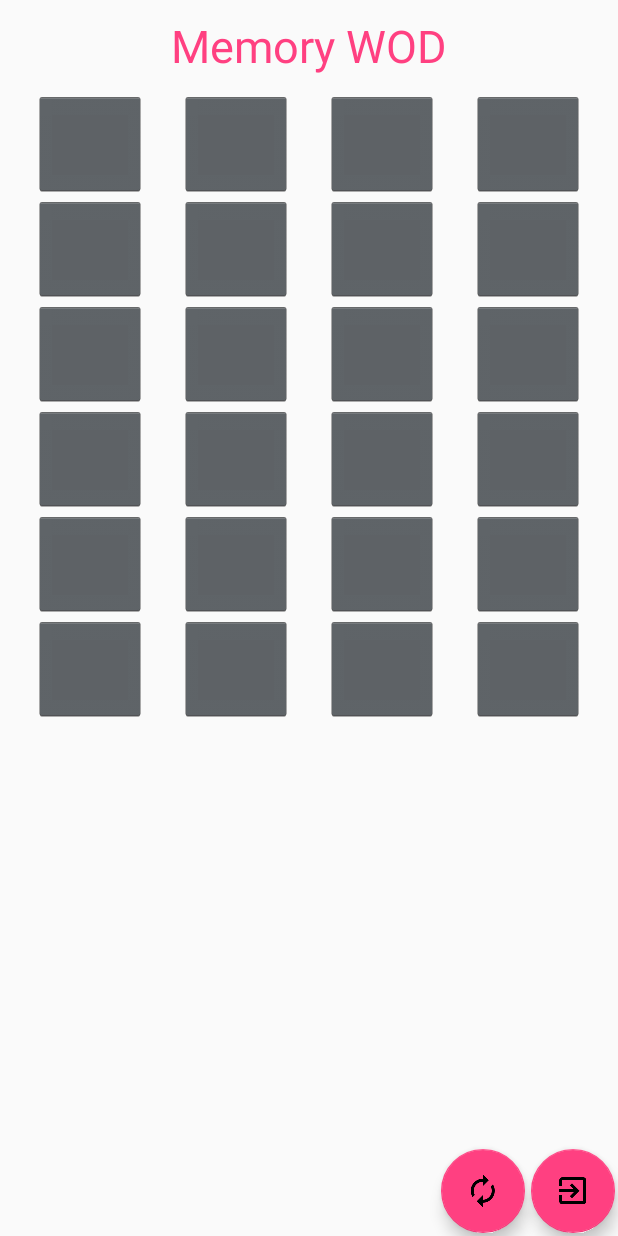
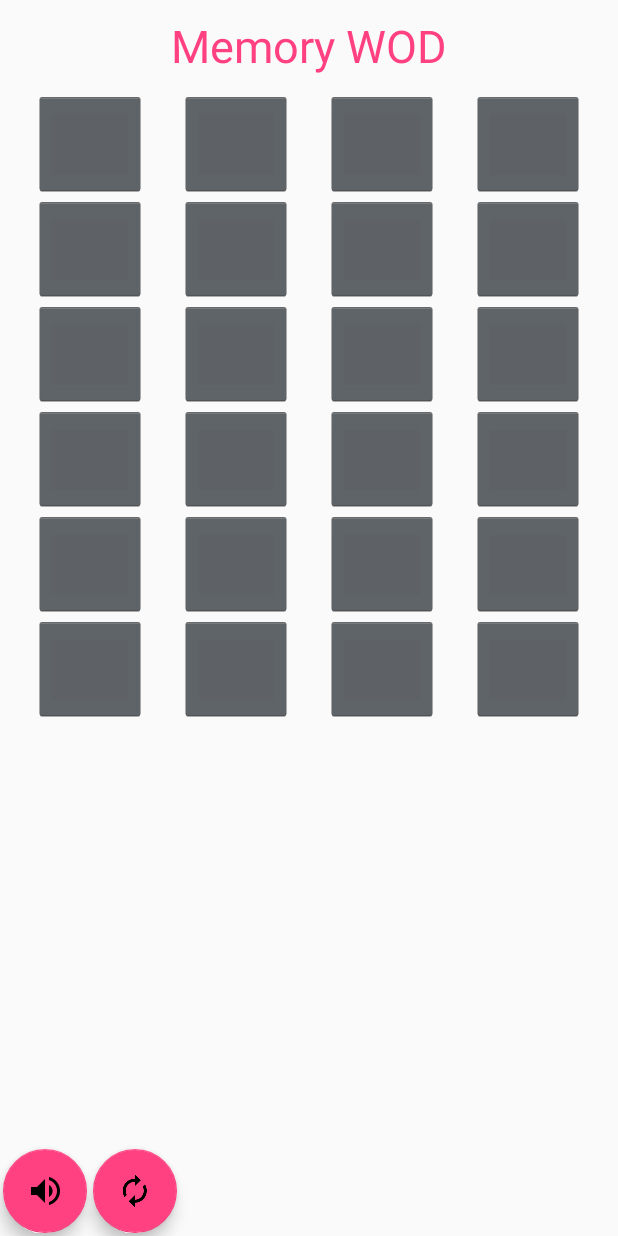
Before and after one commit to uncopyrightedapps/games-memory-wod, an Android app: the screen it shows after launch (PlayGameActivity), on a phone screen of 412 x 824 dp. Run offline under Robolectric (Android 15) with nearby library versions, the light colour scheme and no system bars.

Commit message:
Added button to turn music on/off

```diff
--- a/app/src/main/java/org/uncopyrightedapps/games/memory_wod/PlayGameActivity.java
+++ b/app/src/main/java/org/uncopyrightedapps/games/memory_wod/PlayGameActivity.java
@@ -14,6 +14,7 @@ public class PlayGameActivity extends AppCompatActivity {
     private GridView gridview;
     private GameEngine mEngine;
     private MediaPlayer mMediaPlayer;
+    private boolean mSoundOn = true;
 
     @Override
     protected void onCreate(Bundle savedInstanceState) {
@@ -30,6 +31,7 @@ public class PlayGameActivity extends AppCompatActivity {
         setAdapter();
 
         FloatingActionButton restartButton = (FloatingActionButton) findViewById(R.id.restartButton);
+        final FloatingActionButton soundButton = (FloatingActionButton) findViewById(R.id.soundButton);
 
         restartButton.setOnClickListener(new View.OnClickListener() {
             @Override
@@ -38,6 +40,23 @@ public class PlayGameActivity extends AppCompatActivity {
                 setAdapter();
             }
         });
+
+        soundButton.setOnClickListener(new View.OnClickListener() {
+            @Override
+            public void onClick(View v) {
+                if (mSoundOn) {
+                    mMediaPlayer.pause();
+                    mSoundOn = false;
+                    soundButton.setImageResource(R.drawable.ic_volume_off_black_24dp);
+                } else {
+                    mMediaPlayer.start();
+                    mSoundOn = true;
+                    soundButton.setImageResource(R.drawable.ic_volume_up_black_24dp);
+
+                }
+            }
+        });
+
 
         this.mMediaPlayer = MediaPlayer.create(this, R.raw.song1);
         this.mMediaPlayer.setLooping(true);
--- a/app/src/main/res/layout/activity_play_game.xml
+++ b/app/src/main/res/layout/activity_play_game.xml
@@ -31,11 +31,11 @@
         android:layout_width="wrap_content"
         android:layout_height="wrap_content"
         android:layout_alignParentBottom="true"
-        android:layout_alignParentRight="true"
+        android:layout_alignParentStart="true"
         android:layout_margin="2dp"
         android:clickable="true"
-        android:id="@+id/exitButton"
-        android:src="@drawable/ic_exit_to_app_black_24dp" />
+        android:id="@+id/soundButton"
+        android:src="@drawable/ic_volume_up_black_24dp" />
 
     <android.support.design.widget.FloatingActionButton
         android:layout_width="wrap_content"
@@ -43,7 +43,7 @@
         android:layout_alignParentBottom="true"
         android:layout_margin="2dp"
         android:id="@+id/restartButton"
-        android:layout_toStartOf="@id/exitButton"
+        android:layout_toEndOf="@id/soundButton"
         android:clickable="true"
         android:src="@drawable/ic_autorenew_black_24dp" />
 
```
Also changed, not shown: app/src/main/res/drawable-hdpi/ic_volume_off_black_24dp.png (added), app/src/main/res/drawable-hdpi/ic_volume_up_black_24dp.png (added), app/src/main/res/drawable-mdpi/ic_volume_off_black_24dp.png (added), app/src/main/res/drawable-mdpi/ic_volume_up_black_24dp.png (added), app/src/main/res/drawable-xhdpi/ic_volume_off_black_24dp.png (added), app/src/main/res/drawable-xhdpi/ic_volume_up_black_24dp.png (added), app/src/main/res/drawable-xxhdpi/ic_volume_off_black_24dp.png (added), app/src/main/res/drawable-xxhdpi/ic_volume_up_black_24dp.png (added).
